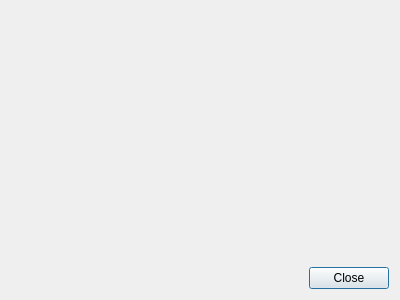
gitGNU/gnu_tutka, file src/trackvolumesdialog.ui: the form before one commit.
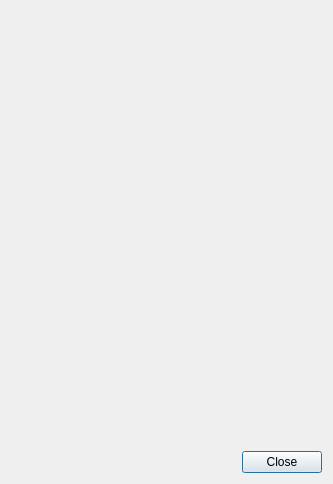
The form after the commit.

Commit message: New: Labels for sliders

The edit to the form file:
```diff
--- a/src/trackvolumesdialog.ui
+++ b/src/trackvolumesdialog.ui
@@ -6,8 +6,8 @@
    <rect>
     <x>0</x>
     <y>0</y>
-    <width>400</width>
-    <height>300</height>
+    <width>333</width>
+    <height>484</height>
    </rect>
   </property>
   <property name="windowTitle">
@@ -30,8 +30,8 @@
        <rect>
         <x>0</x>
         <y>0</y>
-        <width>382</width>
-        <height>249</height>
+        <width>315</width>
+        <height>433</height>
        </rect>
       </property>
       <layout class="QHBoxLayout" name="horizontalLayout_2"/>
```
The commit also changes 7 other files.
